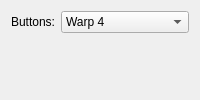
Qt form os2-warp/decoration/contents/ui/config.ui (huppiflupp/plasma-theme-lab) before a commit.
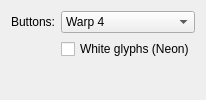
The same form after that commit.

Commit message:
Warp Legacy: Kvantum-Themes heißen Warp und WarpNeon; weiße Knopfzeichen als Schalter
Kvantum zeigt die Ordnernamen: WarpLegacy/WarpLegacyNeon heißen jetzt
Warp/WarpNeon; install.sh entfernt die alten Ordner, uninstall.sh kennt
beide Namen.

Neue Dekorations-Einstellung whiteGlyphs (Neon): die Zeichen schlicht
weiß wie vorher, ohne Leuchten.

```diff
--- a/os2-warp/decoration/contents/ui/config.ui
+++ b/os2-warp/decoration/contents/ui/config.ui
@@ -23,6 +23,13 @@
      <item><property name="text"><string>Tile</string></property></item>
     </widget>
    </item>
+   <item row="1" column="1">
+    <widget class="QCheckBox" name="kcfg_whiteGlyphs">
+     <property name="text">
+      <string>White glyphs (Neon)</string>
+     </property>
+    </widget>
+   </item>
   </layout>
  </widget>
  <resources/>
```
The commit also changes 7 other files.
